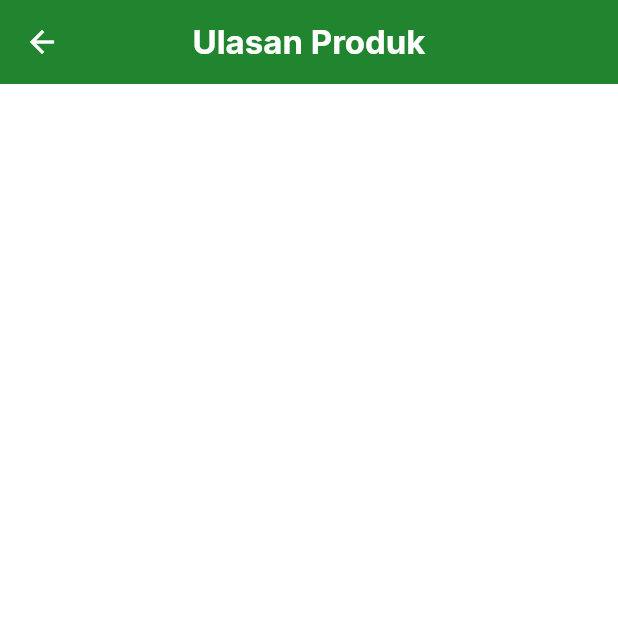
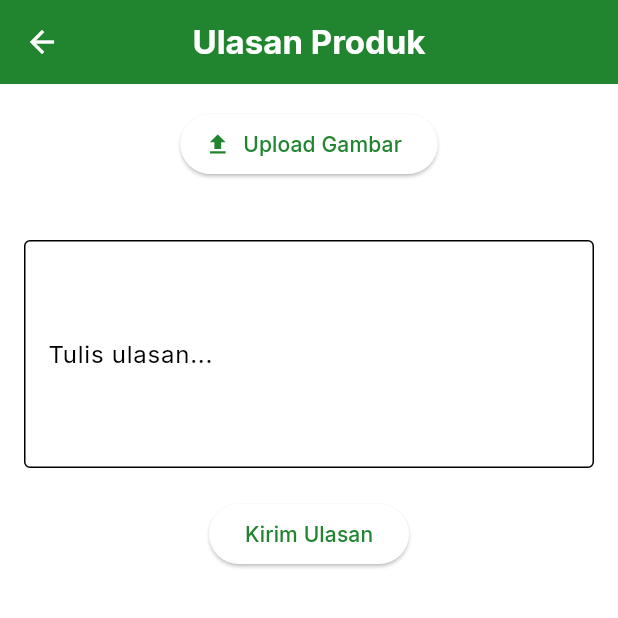
Before and after one commit to KadekDwiki/Nest-and-Beans, a Flutter app: the Review screen opened directly with sample values from the repository, on a phone screen of 412 x 824 dp, the top half of it. Run offline on Flutter 3.47's test engine with Material 3 defaults, Android fonts, the phone set to English and light mode, and no system bars; our stand-ins replace carousel_slider, google_fonts, image_picker.

Commit message:
review versi 1

```diff
--- a/lib/provider/home_provider.dart
+++ b/lib/provider/home_provider.dart
@@ -1,20 +1,41 @@
-import 'package:flutter/material.dart';
-import 'package:image_picker/image_picker.dart' show XFile;
+// import 'package:flutter/material.dart';
+// import 'package:image_picker/image_picker.dart' show XFile;
+
+// class HomeProvider extends ChangeNotifier {
+//   String? imagePath;
+
+//   /// todo-gallery-04: create a image variable so save image information
+//   XFile? imageFile;
+
+//   void setImagePath(String? value) {
+//     imagePath = value;
+//     notifyListeners();
+//   }
+
+//   /// todo-gallery-04-02: create a function to save a value
+//   void setImageFile(XFile? value) {
+//     imageFile = value;
+//     notifyListeners();
+//   }
+// }
+
+// home_provider.dart
+import 'dart:io';
+import 'package:flutter/foundation.dart';
+import 'package:image_picker/image_picker.dart';
 
 class HomeProvider extends ChangeNotifier {
-  String? imagePath;
+  List<File> _imageFiles = [];
 
-  /// todo-gallery-04: create a image variable so save image information
-  XFile? imageFile;
+  List<File> get imageFiles => _imageFiles;
 
-  void setImagePath(String? value) {
-    imagePath = value;
+  void addImage(XFile file) {
+    _imageFiles.add(File(file.path));
     notifyListeners();
   }
 
-  /// todo-gallery-04-02: create a function to save a value
-  void setImageFile(XFile? value) {
-    imageFile = value;
+  void clearImages() {
+    _imageFiles.clear();
     notifyListeners();
   }
 }
--- a/lib/review.dart
+++ b/lib/review.dart
@@ -2,21 +2,34 @@
 
 import 'package:flutter/material.dart';
 // import 'package:flutter/foundation.dart';
-// import 'package:image_picker/image_picker.dart';
-// import 'package:provider/provider.dart';
-// import 'package:nest_and_beans/provider/home_provider.dart';
+import 'package:image_picker/image_picker.dart';
+import 'package:provider/provider.dart';
+import 'package:nest_and_beans/provider/home_provider.dart';
+import 'package:nest_and_beans/Model/purchase.dart';
 
-import 'package:nest_and_beans/Model/purchase.dart';
-// import 'package:nest_and_beans/detail_purchase.dart';
-
-class Review extends StatelessWidget {
+class Review extends StatefulWidget {
   final Purchase purchase;
 
   const Review({required this.purchase, super.key});
 
   @override
+  State<Review> createState() => _ReviewState();
+}
+
+class _ReviewState extends State<Review> {
+  final _controller = TextEditingController();
+
+  @override
+  void dispose() {
+    _controller.dispose(); // untuk menghindari memory leak
+    super.dispose();
+  }
+
+  @override
   Widget build(BuildContext context) {
     final colorscheme = Theme.of(context).colorScheme;
+    final imageFiles = context.watch<HomeProvider>().imageFiles;
+
     return Scaffold(
       appBar: AppBar(
         title: const Text(
@@ -25,104 +38,127 @@ class Review extends StatelessWidget {
         ),
         centerTitle: true,
         backgroundColor: colorscheme.primary,
-
         iconTheme: const IconThemeData(color: Colors.white),
       ),
-
       body: SingleChildScrollView(
         padding: const EdgeInsets.all(16.0),
         child: Column(
           crossAxisAlignment: CrossAxisAlignment.center,
           children: [
-            // // review header
-            // Expanded(
-            //   flex: 3,
-            //   child: context.watch<HomeProvider>().imagePath == null
-            //       ? const Align(
-            //           alignment: Alignment.center,
-            //           child: Icon(Icons.image, size: 100),
-            //         )
-            //       : _showImage(context),
-            // ),
-            // Expanded(
-            //   child: Row(
-            //     crossAxisAlignment: CrossAxisAlignment.center,
-            //     mainAxisAlignment: MainAxisAlignment.spaceEvenly,
-            //     children: [
-            //       ElevatedButton(
-            //         onPressed: () => _onGalleryView(context),
-            //         child: const Text("Gallery"),
-            //       ),
-            //       ElevatedButton(
-            //         onPressed: () => _onCameraView(context),
-            //         child: const Text("Camera"),
-            //       ),
-            //       ElevatedButton(
-            //         onPressed: () => _onCustomCameraView(),
-            //         child: const Text("Custom Camera"),
-            //       ),
-            //     ],
-            //   ),
-            // ),
+            ElevatedButton.icon(
+              onPressed: () => _showUploadOptions(context),
+              icon: const Icon(Icons.upload),
+              label: const Text("Upload Gambar"),
+            ),
+
+            const SizedBox(height: 16),
+
+            if (imageFiles.isNotEmpty)
+              Wrap(
+                spacing: 10,
+                runSpacing: 10,
+                children: imageFiles
+                    .map(
+                      (file) => Image.file(
+                        file,
+                        width: 100,
+                        height: 100,
+                        fit: BoxFit.cover,
+                      ),
+                    )
+                    .toList(),
+              ),
+
+            const SizedBox(height: 24),
+
+            TextField(
+              controller: _controller,
+              maxLines: 5,
+              decoration: const InputDecoration(
+                labelText: 'Tulis ulasan...',
+                border: OutlineInputBorder(),
+              ),
+            ),
+
+            const SizedBox(height: 20),
+
+            ElevatedButton(
+              onPressed: _submitReview,
+              child: const Text("Kirim Ulasan"),
+            ),
           ],
         ),
       ),
     );
   }
+
+  void _showUploadOptions(BuildContext context) {
+    showModalBottomSheet(
+      context: context,
+      builder: (_) {
+        return Wrap(
+          children: [
+            ListTile(
+              leading: const Icon(Icons.photo),
+              title: const Text("Galeri"),
+              onTap: () {
+                Navigator.pop(context);
+                _onGalleryView();
+              },
+            ),
+            ListTile(
+              leading: const Icon(Icons.camera),
+              title: const Text("Ambil Gambar"),
+              onTap: () {
+                Navigator.pop(context);
+                _onCameraView();
+              },
+            ),
+          ],
+        );
+      },
+    );
+  }
+
+  void _onGalleryView() async {
+    final picker = ImagePicker();
+    final picked = await picker.pickImage(source: ImageSource.gallery);
+    if (picked != null) {
+      context.read<HomeProvider>().addImage(picked);
+    }
+  }
+
+  void _onCameraView() async {
+    final picker = ImagePicker();
+    final picked = await picker.pickImage(source: ImageSource.camera);
+    if (picked != null) {
+      context.read<HomeProvider>().addImage(picked);
+    }
+  }
+
+  void _submitReview() {
+    showDialog(
+      context: context,
+      builder: (_) => AlertDialog(
+        title: const Text("Berhasil"),
+        content: const Text("Ulasan berhasil ditambahkan!"),
+        actions: [
+          TextButton(
+            onPressed: () {
+              // 1. Tutup AlertDialog
+              Navigator.of(context, rootNavigator: true).pop();
+
+              // 2. Kembali ke halaman sebelumnya
+              Navigator.pop(context);
+
+              // 3. Bersihkan state
+              context.read<HomeProvider>().clearImages();
+              _controller.clear();
+            },
+            child: const Text("OK"),
+          ),
+        ],
+      ),
+    );
+  }
 }
-
-// onUpload() async {}
-
-// _onGalleryView(BuildContext context) async {
-//   final provider = context.read<HomeProvider>();
-
-//   /// todo-gallery-06: check if MacOS and Linux
-//   final isMacOS = defaultTargetPlatform == TargetPlatform.macOS;
-//   final isLinux = defaultTargetPlatform == TargetPlatform.linux;
-//   if (isMacOS || isLinux) return;
-
-//   /// todo-gallery-01: initial ImagePicker class
-//   final picker = ImagePicker();
-
-//   /// todo-gallery-02: pick image from gallery
-//   final pickedFile = await picker.pickImage(source: ImageSource.gallery);
-
-//   /// todo-gallery-03: check the result and update the image
-//   if (pickedFile != null) {
-//     /// todo-gallery-05: update the state, imagePath and imageFile
-//     provider.setImageFile(pickedFile);
-//     provider.setImagePath(pickedFile.path);
-//   }
-// }
-
-// _onCameraView(BuildContext context) async {
-//   final provider = context.read<HomeProvider>();
-
-//   /// todo-image-04: check if not Mobile
-//   final isAndroid = defaultTargetPlatform == TargetPlatform.android;
-//   final isiOS = defaultTargetPlatform == TargetPlatform.iOS;
-//   final isNotMobile = !(isAndroid || isiOS);
-//   if (isNotMobile) return;
-
-//   /// todo-image-01: initial ImagePicker class
-//   final picker = ImagePicker();
-
-//   /// todo-image-02: pick image from camera app
-//   final pickedFile = await picker.pickImage(source: ImageSource.camera);
-
-//   /// todo-image-03: check the result and update the image
-//   if (pickedFile != null) {
-//     provider.setImageFile(pickedFile);
-//     provider.setImagePath(pickedFile.path);
-//   }
-// }
-
-// _onCustomCameraView() async {}
-
-// Widget _showImage(BuildContext context) {
-//   /// todo-show-01: change widget to show the image
-//   final imagePath = context.read<HomeProvider>().imagePath;
-//   return kIsWeb
-//       ? Image.network(imagePath.toString(), fit: BoxFit.contain)
-//       : Image.file(File(imagePath.toString()), fit: BoxFit.contain);
-// }
```
Also changed, not shown: lib/main.dart (+6 -9 lines).
